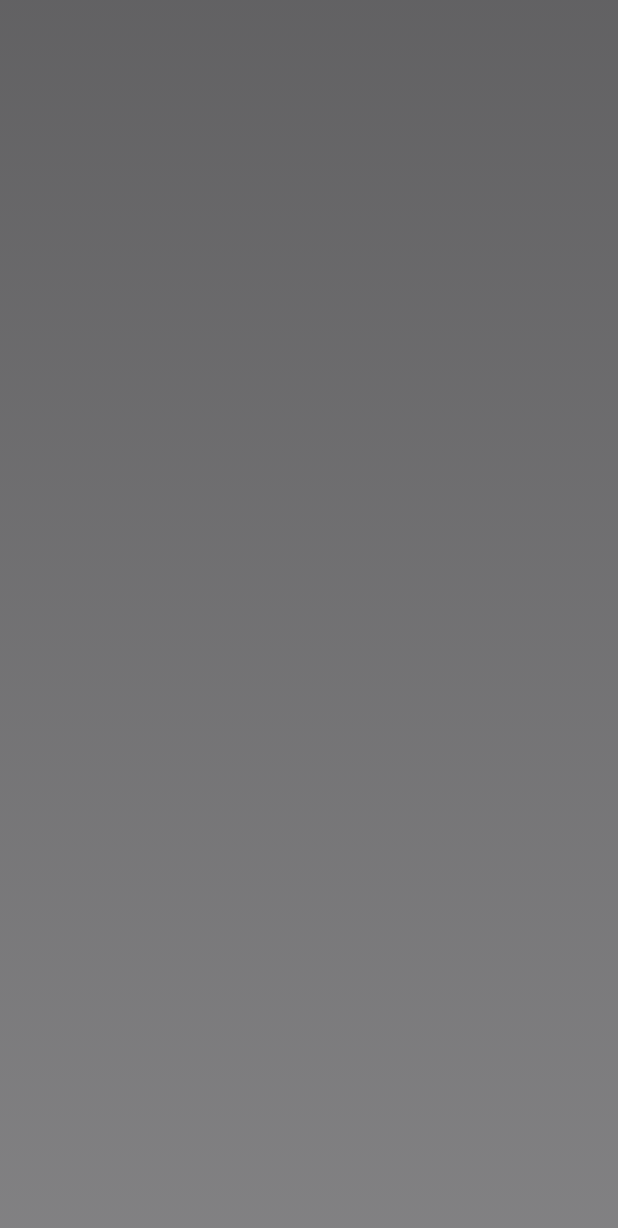
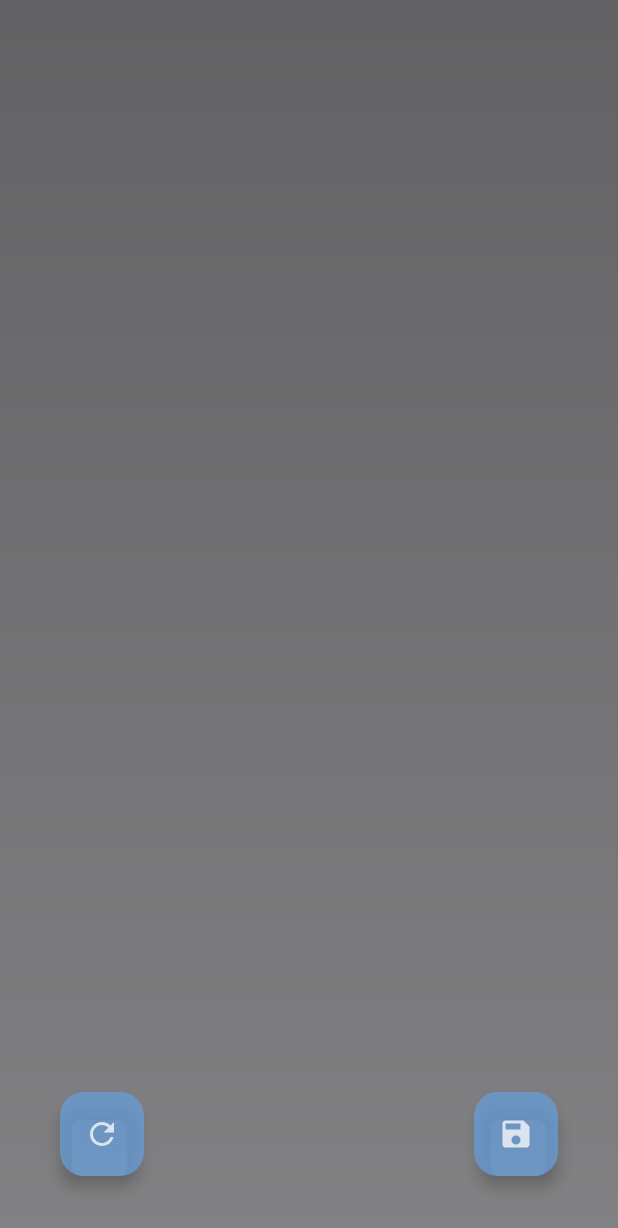
Before and after one commit to VeRhont/quotes-app, an Android app built with Jetpack Compose: the screen it shows after launch (MainActivity), on a phone screen of 412 x 824 dp. Shown: the top 1228 px of the screen. Run offline under Robolectric (Android 15) with nearby library versions, the phone set to English and light mode, and no system bars; our stand-ins replace Dagger/Hilt's generated code; pictures from the network do not load; Roboto replaces fonts that are not available here.

Commit message:
Added buttons

```diff
--- a/app/build.gradle.kts
+++ b/app/build.gradle.kts
@@ -88,6 +88,9 @@ dependencies {
     // Navigation
     implementation(libs.navigation.compose)
     implementation(libs.kotlinx.serialization.json)
+
+    // Extended icons
+    implementation(libs.androidx.material.icons.extended)
 }
 
 // Allow references to generated code
--- a/app/src/main/java/com/example/quotesapp/presentation/main_screen/MainScreen.kt
+++ b/app/src/main/java/com/example/quotesapp/presentation/main_screen/MainScreen.kt
@@ -1,10 +1,19 @@
 package com.example.quotesapp.presentation.main_screen
 
-import androidx.compose.foundation.background
-import androidx.compose.foundation.clickable
+import androidx.compose.foundation.layout.Arrangement
 import androidx.compose.foundation.layout.Box
+import androidx.compose.foundation.layout.Column
+import androidx.compose.foundation.layout.Row
 import androidx.compose.foundation.layout.fillMaxSize
+import androidx.compose.foundation.layout.fillMaxWidth
+import androidx.compose.foundation.layout.padding
+import androidx.compose.material.icons.Icons
+import androidx.compose.material.icons.filled.Download
+import androidx.compose.material.icons.filled.Refresh
+import androidx.compose.material.icons.filled.Save
 import androidx.compose.material3.CircularProgressIndicator
+import androidx.compose.material3.FloatingActionButton
+import androidx.compose.material3.Icon
 import androidx.compose.material3.MaterialTheme
 import androidx.compose.material3.Text
 import androidx.compose.runtime.Composable
@@ -12,13 +21,15 @@ import androidx.compose.runtime.rememberCoroutineScope
 import androidx.compose.ui.Alignment
 import androidx.compose.ui.Modifier
 import androidx.compose.ui.draw.drawWithContent
-import androidx.compose.ui.graphics.Color
 import androidx.compose.ui.graphics.asAndroidBitmap
 import androidx.compose.ui.graphics.layer.drawLayer
 import androidx.compose.ui.graphics.rememberGraphicsLayer
 import androidx.compose.ui.platform.LocalContext
+import androidx.compose.ui.unit.dp
 import androidx.hilt.navigation.compose.hiltViewModel
 import com.example.quotesapp.presentation.main_screen.components.Photo
+import com.example.quotesapp.presentation.theme.ButtonColor
+import com.example.quotesapp.presentation.theme.QuoteColor
 import kotlinx.coroutines.launch
 
 
@@ -35,14 +46,47 @@ fun MainScreen(
     val contentResolver = LocalContext.current.contentResolver
 
     Box(
-        modifier = Modifier
+        modifier = modifier
+            .fillMaxSize(),
+        contentAlignment = Alignment.Center
+    ) {
+
+        Box(modifier = Modifier
             .drawWithContent {
                 graphicsLayer.record {
                     this@drawWithContent.drawContent()
                 }
                 drawLayer(graphicsLayer)
             }
-            .clickable {
+        ) {
+            Photo(photoState, quoteState)
+        }
+
+        Column(
+            modifier = Modifier
+                .fillMaxSize()
+                .padding(40.dp),
+            horizontalAlignment = Alignment.CenterHorizontally,
+            verticalArrangement = Arrangement.Bottom
+        ) {
+            Row(
+                modifier = Modifier.fillMaxWidth(),
+                horizontalArrangement = Arrangement.SpaceBetween,
+                verticalAlignment = Alignment.CenterVertically
+            ) {
+
+                FloatingActionButton(
+                    onClick = {
+                        viewModel.updatePhoto()
+                    },
+                    containerColor = ButtonColor,
+                    contentColor = QuoteColor
+                ) {
+                    Icon(Icons.Filled.Refresh, "New Photo")
+                }
+
+                FloatingActionButton(
+                    onClick = {
                         coroutineScope.launch {
                             val bitmap = graphicsLayer
                                 .toImageBitmap()
@@ -53,15 +97,14 @@ fun MainScreen(
                                 bitmap = bitmap
                             )
                         }
+                    },
+                    containerColor = ButtonColor,
+                    contentColor = QuoteColor
+                ) {
+                    Icon(Icons.Filled.Save, "Save")
                 }
-    ) {
-        Box(
-            modifier = modifier
-                .fillMaxSize(),
-            contentAlignment = Alignment.Center
-        ) {
-
-            Photo(photoState, quoteState)
+            }
+        }
 
         if (quoteState.error.isNotBlank()) {
             Text(
@@ -79,4 +122,3 @@ fun MainScreen(
         }
     }
 }
-}
--- a/app/src/main/java/com/example/quotesapp/presentation/main_screen/MainScreenViewModel.kt
+++ b/app/src/main/java/com/example/quotesapp/presentation/main_screen/MainScreenViewModel.kt
@@ -1,8 +1,8 @@
 package com.example.quotesapp.presentation.main_screen
 
 import android.content.ContentResolver
-import android.content.Context
 import android.graphics.Bitmap
+import android.widget.Toast
 import androidx.compose.runtime.State
 import androidx.compose.runtime.mutableStateOf
 import androidx.lifecycle.ViewModel
@@ -81,4 +81,8 @@ class MainScreenViewModel @Inject constructor(
     fun savePhoto(contentResolver: ContentResolver, bitmap: Bitmap) {
         savePhotoUseCase(contentResolver, bitmap)
     }
+
+    fun updatePhoto() {
+        getPhoto()
+    }
 }
--- a/app/src/main/java/com/example/quotesapp/presentation/main_screen/components/Photo.kt
+++ b/app/src/main/java/com/example/quotesapp/presentation/main_screen/components/Photo.kt
@@ -76,9 +76,9 @@ fun Photo(photoState: MainScreenState, quoteState: MainScreenState) {
             Text(
                 text = it.author,
                 color = AuthorColor,
-                fontSize = 16.sp,
+                fontSize = 18.sp,
+                fontFamily = kleeOneFontFamily,
                 fontWeight = FontWeight.SemiBold,
-                fontFamily = kleeOneFontFamily,
             )
         }
     }
--- a/app/src/main/java/com/example/quotesapp/presentation/theme/Color.kt
+++ b/app/src/main/java/com/example/quotesapp/presentation/theme/Color.kt
@@ -15,3 +15,4 @@ val BackgroundColor = Color(0xBF595959)
 val BackgroundColorDark = Color(0xBF2F2F2F)
 val QuoteColor = Color(0xBFFFFFFF)
 val AuthorColor = Color(0xBFFFFFFF)
+val ButtonColor = Color(0xBF699EDA)
--- a/gradle/libs.versions.toml
+++ b/gradle/libs.versions.toml
@@ -35,6 +35,7 @@ retrofit = { module = "com.squareup.retrofit2:retrofit", version.ref = "retrofit
 converter-gson = { module = "com.squareup.retrofit2:converter-gson", version.ref = "converterGson" }
 navigation-compose = { module = "androidx.navigation:navigation-compose", version.ref = "composeNavigation" }
 kotlinx-serialization-json = { module = "org.jetbrains.kotlinx:kotlinx-serialization-json", version.ref = "serialization"}
+androidx-material-icons-extended = {  group = "androidx.compose.material", name = "material-icons-extended"}
 
 
 [plugins]
```
Also changed, not shown: app/src/main/AndroidManifest.xml (+8 -1 lines). Lines whose indentation alone changed are shown as unchanged.
